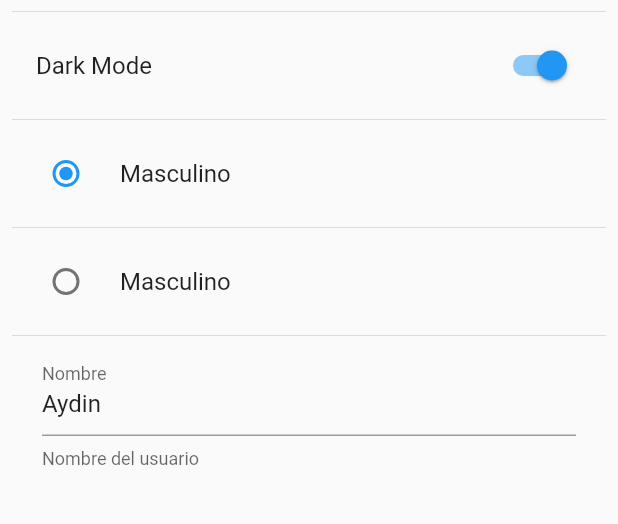
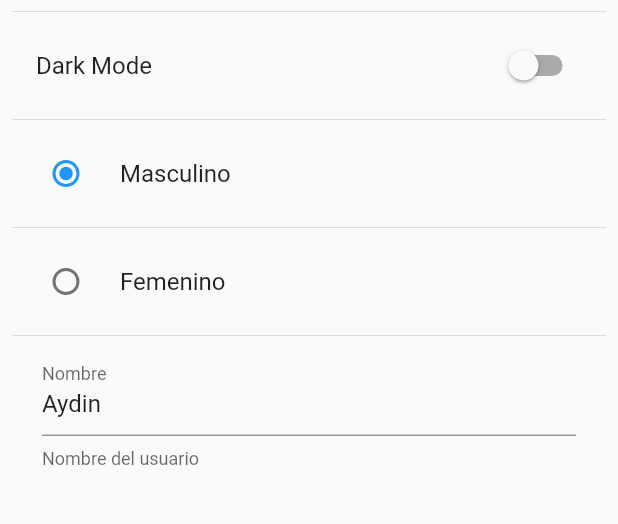
Before and after one commit to aydin-due/preferences_app, a Flutter app: the SettingsScreen screen opened by its route, on a phone screen of 412 x 824 dp, the part 176-700 px from its top. Run offline on Flutter 3.47's test engine with Material 2 defaults, Android fonts, the phone set to English and light mode, and no system bars.

Commit message:
functional settings page

```diff
--- a/lib/screens/settings_screen.dart
+++ b/lib/screens/settings_screen.dart
@@ -1,12 +1,19 @@
 import 'package:flutter/material.dart';
 import 'package:preferences_app/widgets/widgets.dart';
 
-class SettingsScreen extends StatelessWidget {
-
+class SettingsScreen extends StatefulWidget {
   const SettingsScreen({Key? key}) : super(key: key);
 
   static const String routeName = 'Settings';
 
+  @override
+  State<SettingsScreen> createState() => _SettingsScreenState();
+}
+
+class _SettingsScreenState extends State<SettingsScreen> {
+  bool isDarkMode = false;
+  int gender = 1;
+  String name = 'Aydin';
   @override
   Widget build(BuildContext context) {
     return Scaffold(
@@ -15,43 +22,51 @@ class SettingsScreen extends StatelessWidget {
         body: Padding(
           padding: const EdgeInsets.all(8.0),
           child: SingleChildScrollView(
-          child: Column(
-            crossAxisAlignment: CrossAxisAlignment.start,
-            children: [
-            Text('Settings', style: TextStyle(fontSize: 45, fontWeight: FontWeight.w300)),
-            Divider(),
+            child:
+                Column(crossAxisAlignment: CrossAxisAlignment.start, children: [
+              const Text('Settings',
+                  style: TextStyle(fontSize: 45, fontWeight: FontWeight.w300)),
+              const Divider(),
               SwitchListTile.adaptive(
                   title: const Text('Dark Mode'),
-              value: true,
-              onChanged: (value){}),
-            Divider(),
+                  value: isDarkMode,
+                  onChanged: (value) {
+                    isDarkMode = value;
+                    setState(() {});
+                  }),
+              const Divider(),
               RadioListTile<int>(
-              title: Text('Masculino'),
+                title: const Text('Masculino'),
                 value: 1,
-              groupValue: 1,
-              onChanged: (value) {},
+                groupValue: gender,
+                onChanged: (value) {
+                  gender = value ?? 1;
+                },
               ),
-            Divider(),
+              const Divider(),
               RadioListTile<int>(
-              title: Text('Masculino'),
+                title: const Text('Femenino'),
                 value: 2,
-              groupValue: 1,
-              onChanged: (value) {},
+                groupValue: gender,
+                onChanged: (value) {
+                  gender = value ?? 2;
+                },
               ),
-            Divider(),
+              const Divider(),
               Padding(
                 padding: const EdgeInsets.symmetric(horizontal: 20.0),
                 child: TextFormField(
-                initialValue: 'Aydin',
-                decoration: InputDecoration(
-                  labelText: 'Nombre',
-                  helperText: 'Nombre del usuario'
-                ),
-                onChanged: (value) {},
+                  initialValue: name,
+                  decoration: const InputDecoration(
+                      labelText: 'Nombre', helperText: 'Nombre del usuario'),
+                  onChanged: (value) {
+                    name = value;
+                    setState(() {});
+                  },
                 ),
               ),
-          ]),),
-      )
-    );
+            ]),
+          ),
+        ));
   }
 }
```
Lines whose indentation alone changed are shown as unchanged.
